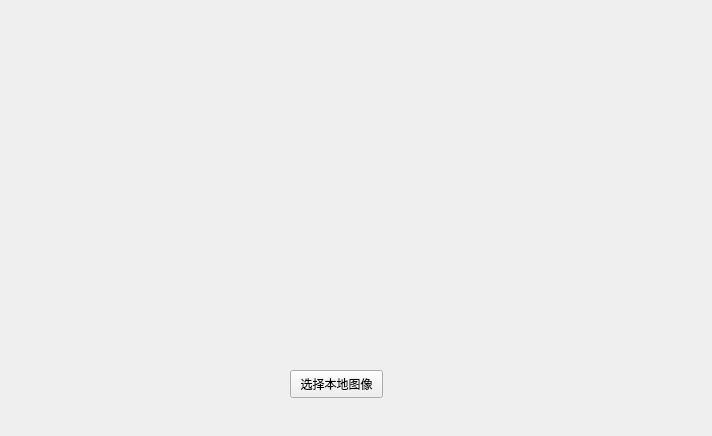
Above: FaceRecognition/facerec.ui from mangzhongGit/FaceRecognition before the change. Below: the same form after it.
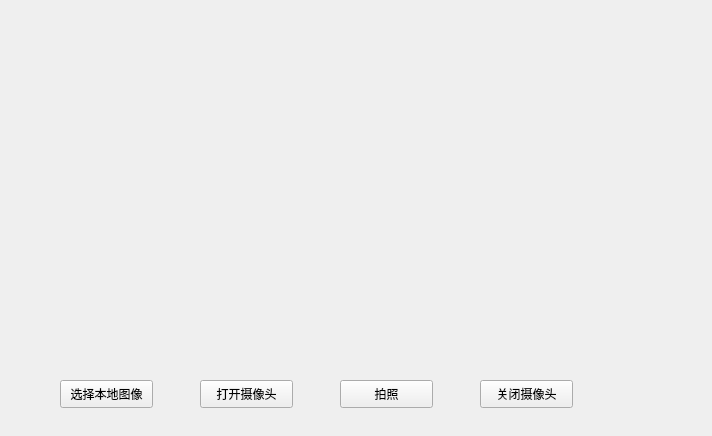
That is the form after the change.

Commit message: 能够使用摄像头

What changed in the file:
```diff
--- a/FaceRecognition/facerec.ui
+++ b/FaceRecognition/facerec.ui
@@ -16,8 +16,8 @@
   <widget class="QPushButton" name="pushButton">
    <property name="geometry">
     <rect>
-     <x>290</x>
-     <y>370</y>
+     <x>60</x>
+     <y>380</y>
      <width>93</width>
      <height>28</height>
     </rect>
@@ -39,6 +39,45 @@
     <string/>
    </property>
   </widget>
+  <widget class="QPushButton" name="openCameraButton">
+   <property name="geometry">
+    <rect>
+     <x>200</x>
+     <y>380</y>
+     <width>93</width>
+     <height>28</height>
+    </rect>
+   </property>
+   <property name="text">
+    <string>打开摄像头</string>
+   </property>
+  </widget>
+  <widget class="QPushButton" name="takePhotoButton">
+   <property name="geometry">
+    <rect>
+     <x>340</x>
+     <y>380</y>
+     <width>93</width>
+     <height>28</height>
+    </rect>
+   </property>
+   <property name="text">
+    <string>拍照</string>
+   </property>
+  </widget>
+  <widget class="QPushButton" name="closeCameraButton">
+   <property name="geometry">
+    <rect>
+     <x>480</x>
+     <y>380</y>
+     <width>93</width>
+     <height>28</height>
+    </rect>
+   </property>
+   <property name="text">
+    <string>关闭摄像头</string>
+   </property>
+  </widget>
  </widget>
  <resources/>
  <connections/>
```
Left out of the diff: 2 changed lines with no effect on the pictures. The commit also changes 4 other files.
